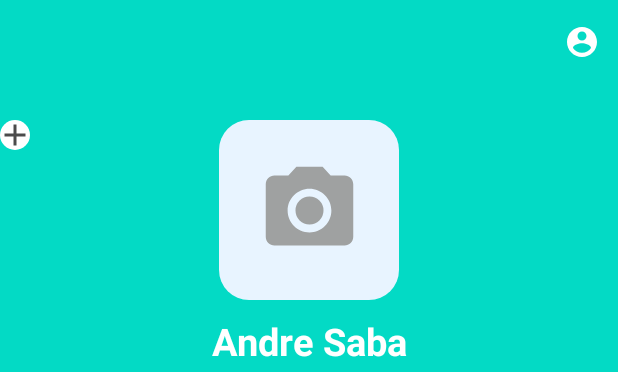
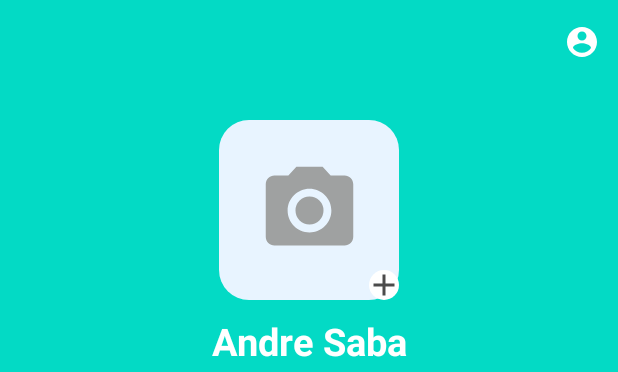
Before and after one commit to manbbo/santander-coders, an Android app: the layout activity_profile.xml on its own in the app's theme, with its tools: preview values and no code run, on a phone screen of 412 x 824 dp. Shown: the top 372 px of the screen. Run offline under Robolectric (Android 15) with nearby library versions, the phone set to English and light mode, and no system bars.

Commit message:
Adicionado data class ProfileActivity.kt , adicionado os botões necessarios e refeito a classe SpendingFragment.kt pra converter em reais

```diff
--- a/Desafio4/app/src/main/java/com/example/snackbar/fragments/SpendingFragment.kt
+++ b/Desafio4/app/src/main/java/com/example/snackbar/fragments/SpendingFragment.kt
@@ -42,11 +42,10 @@ class SpendingFragment: Fragment() {
                 if (s.toString() != current) {
                     inflator.edValor.removeTextChangedListener(this)
 
-                    val cleanString: String = s.replace("""[$,.]""".toRegex(), "")
+                    val cleanString: String = s.replace("[$,.]".toRegex(), "")
 
                     val parsed = cleanString.toDouble()
-                    val mLocale = Locale("pt", "BR")
-                    val formatted = NumberFormat.getCurrencyInstance(mLocale).format((parsed / 100))
+                    val formatted = NumberFormat.getCurrencyInstance().format((parsed/100))
 
                     current = formatted
                     inflator.edValor.setText(formatted)
--- a/Desafio4/app/src/main/java/com/example/snackbar/ui/ProfileActivity.kt
+++ b/Desafio4/app/src/main/java/com/example/snackbar/ui/ProfileActivity.kt
@@ -18,7 +18,6 @@ class ProfileActivity : AppCompatActivity() {
         setContentView(R.layout.activity_profile)
 
         val intent = Intent().extras
-        setContentView(R.layout.activity_main)
 
         my_toolbar.title = "Profile"
         my_toolbar.navigationIcon = ContextCompat.getDrawable(this, R.drawable.ic_backbt)
--- a/Desafio4/app/src/main/res/layout/activity_profile.xml
+++ b/Desafio4/app/src/main/res/layout/activity_profile.xml
@@ -4,8 +4,7 @@
     xmlns:tools="http://schemas.android.com/tools"
     android:layout_width="match_parent"
     android:layout_height="match_parent"
-    tools:context=".ui.ProfileActivity"
-    android:orientation="vertical">
+    tools:context=".ui.ProfileActivity">
 
     <include
         android:id="@+id/include"
@@ -37,27 +36,33 @@
         <androidx.constraintlayout.widget.ConstraintLayout
             android:layout_width="match_parent"
             android:layout_height="130dp">
+
             <ImageButton
+                android:id="@+id/imageButton"
                 android:layout_width="120dp"
                 android:layout_height="120dp"
                 android:layout_gravity="center"
-                android:src="@drawable/ic_camera"
-                android:gravity="center"
                 android:background="@drawable/round_login_body"
                 android:backgroundTint="@color/colorGreyAccent"
+                android:contentDescription="Photo"
+                android:gravity="center"
+                android:src="@drawable/ic_camera"
                 app:layout_constraintEnd_toEndOf="parent"
                 app:layout_constraintStart_toStartOf="parent"
-                tools:ignore="MissingConstraints"/>
+                tools:ignore="MissingConstraints" />
 
             <ImageButton
                 android:layout_width="20dp"
                 android:layout_height="20dp"
                 android:background="@drawable/round_login_body"
                 android:backgroundTint="@color/colorWhite"
+                android:contentDescription="Photo"
                 android:src="@drawable/ic_add"
-                tools:ignore="MissingConstraints"
-                tools:layout_editor_absoluteX="253dp"
-                tools:layout_editor_absoluteY="100dp" />
+                app:layout_constraintBottom_toBottomOf="@+id/imageButton"
+                app:layout_constraintEnd_toEndOf="@+id/imageButton"
+                app:layout_constraintHorizontal_bias="1.0"
+                app:layout_constraintStart_toStartOf="@+id/imageButton"
+                tools:ignore="MissingConstraints" />
 
         </androidx.constraintlayout.widget.ConstraintLayout>
         <TextView
@@ -65,14 +70,14 @@
             android:layout_height="wrap_content"
             android:text="@string/profile_name"
             android:textStyle="bold"
-            android:textSize="25dp"
+            android:textSize="25sp"
             android:gravity="center"
             android:textColor="@color/colorWhite"/>
         <TextView
             android:layout_width="match_parent"
             android:layout_height="wrap_content"
             android:text="@string/profile_email"
-            android:textSize="15dp"
+            android:textSize="15sp"
             android:gravity="center"
             android:textColor="@color/colorWhite"/>
     </LinearLayout>
@@ -90,7 +95,7 @@
             android:layout_marginBottom="10dp"
             android:drawableLeft="@drawable/ic_username"
             android:drawableRight="@drawable/ic_goto"
-            android:textSize="15dp"
+            android:textSize="15sp"
             android:id="@+id/change_username"
             android:layout_width="match_parent"
             android:layout_height="50dp"
@@ -100,7 +105,7 @@
             android:layout_marginBottom="10dp"
             android:drawableLeft="@drawable/ic_password"
             android:drawableRight="@drawable/ic_goto"
-            android:textSize="15dp"
+            android:textSize="15sp"
             android:id="@+id/change_password"
             android:layout_width="match_parent"
             android:layout_height="50dp"
```
